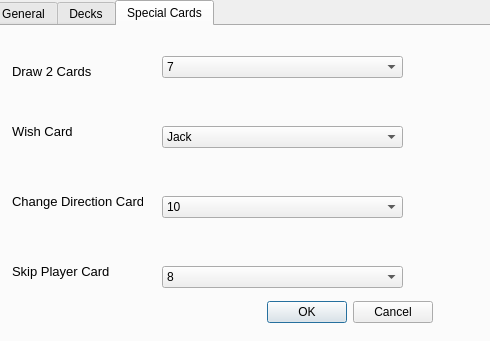
Above: gui/optiondialog.ui from pfriesch/qtMauMau before the change. Below: the same form after it.
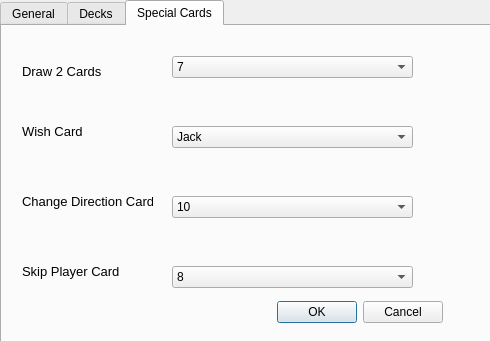
That is the form after the change.

Commit message: fixed optiondialog, added notification when the deck throws a exception

The edit to the form file:
```diff
--- a/gui/optiondialog.ui
+++ b/gui/optiondialog.ui
@@ -19,7 +19,7 @@
   <widget class="QTabWidget" name="tabWidget">
    <property name="geometry">
     <rect>
-     <x>-10</x>
+     <x>0</x>
      <y>0</y>
      <width>511</width>
      <height>351</height>
```
The commit also changes 2 other files.
